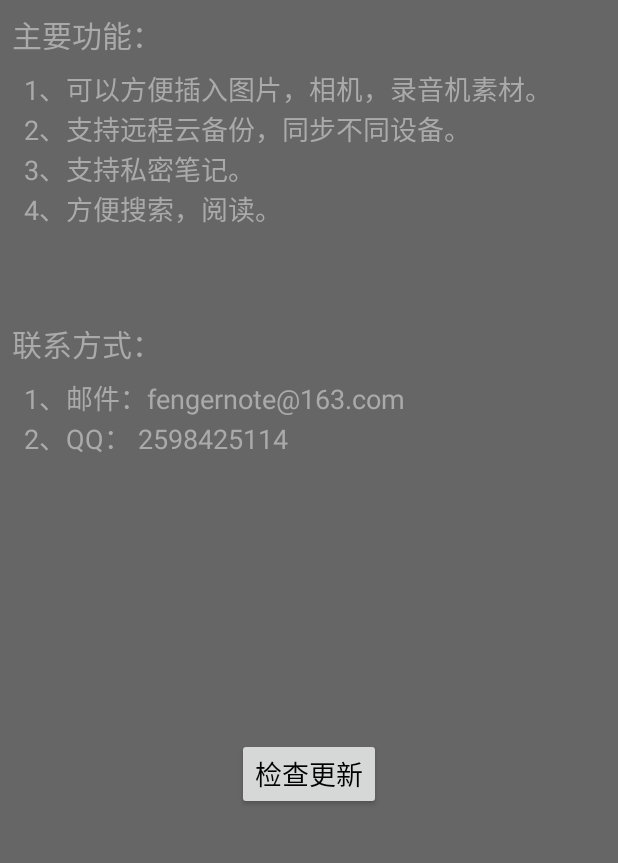
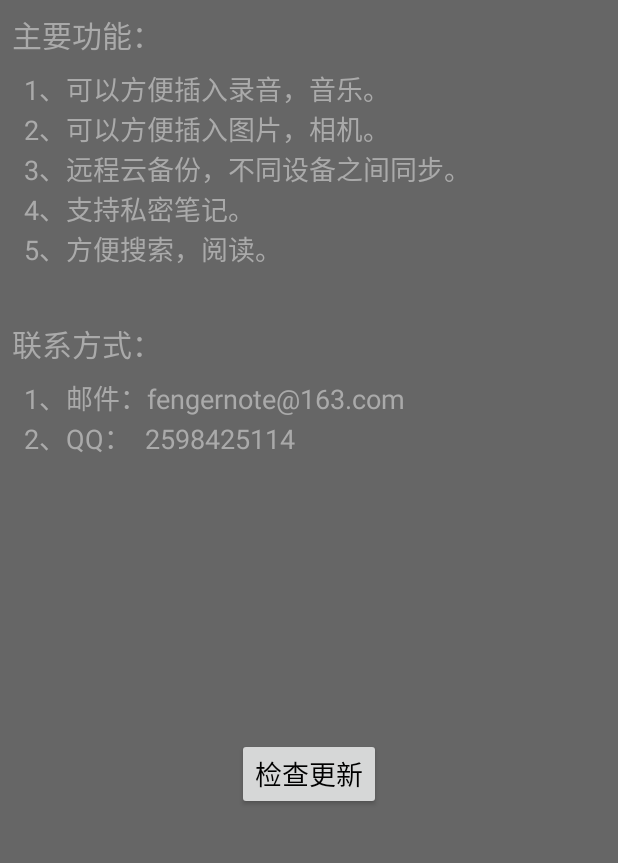
Before and after one commit to Fengerking/bangNote, an Android app: the noteAboutActivity screen opened directly, with no data from a screen before it, on a phone screen of 412 x 824 dp, the part 54-917 px from its top. Run offline under Robolectric (Android 15) with nearby library versions, the phone set to English and light mode, and no system bars.

Commit message:
release V3.

```diff
--- a/app/src/main/java/com/wyhwl/bangnote/noteAboutActivity.java
+++ b/app/src/main/java/com/wyhwl/bangnote/noteAboutActivity.java
@@ -69,13 +69,14 @@ public class noteAboutActivity extends AppCompatActivity
         m_txtFeatureInfo = (TextView)findViewById(R.id.txtFeatureDetail);
         m_txtContactInfo = (TextView)findViewById(R.id.txtContactInfo);
 
-        m_txtFeatureInfo.setText("1、可以方便插入图片，相机，录音机素材。\n" +
-                                 "2、支持远程云备份，同步不同设备。\n" +
-                                 "3、支持私密笔记。\n" +
-                                 "4、方便搜索，阅读。\n");
+        m_txtFeatureInfo.setText("1、可以方便插入录音，音乐。\n" +
+                                 "2、可以方便插入图片，相机。\n" +
+                                 "3、远程云备份，不同设备之间同步。\n" +
+                                 "4、支持私密笔记。\n" +
+                                 "5、方便搜索，阅读。\n");
 
         m_txtContactInfo.setText ("1、邮件：fengernote@163.com \n" +
-                                  "2、QQ： 2598425114 \n");
+                                  "2、QQ：  2598425114 \n");
 
         ((TextView)findViewById(R.id.txtVersion)).setText(m_strVersion);
     }
--- a/app/src/main/java/com/wyhwl/bangnote/noteViewActivity.java
+++ b/app/src/main/java/com/wyhwl/bangnote/noteViewActivity.java
@@ -442,6 +442,9 @@ public class noteViewActivity extends AppCompatActivity
 
         int nIndex = m_nCurIndex+1;
         m_txtWinTitle.setText(m_strTitle + " ("+nIndex+"/"+m_nFileCount+")");
+        if (m_nFileCount >= 100 && nIndex >= 10) {
+            m_txtWinTitle.setText(m_strTitle.substring (0, 2) + " ("+nIndex+"/"+m_nFileCount+")");
+        }
     }
 
     private void showNormalDialog(){
```
Also changed, not shown: 1 other file.
